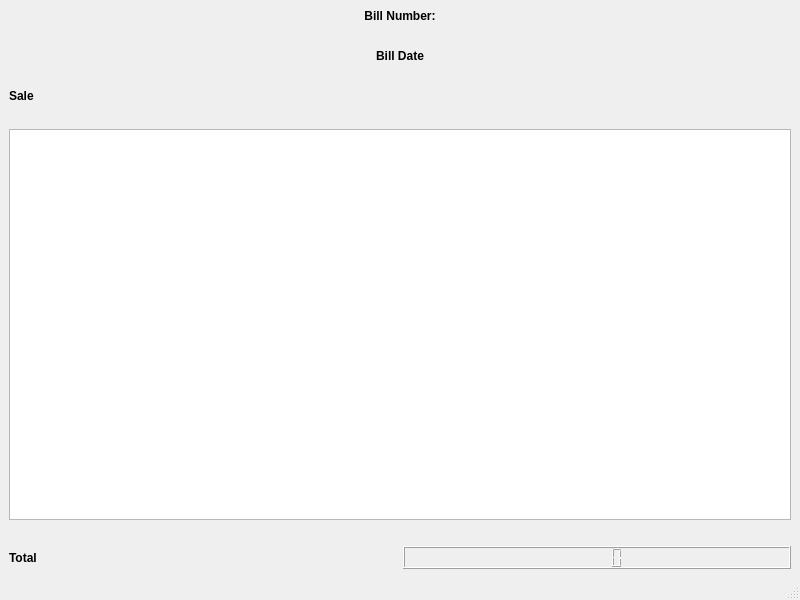
Above: bill/billdetails.ui from Fullstack-Alchemists-SJSU/restaurant-billing-system-qt before the change. Below: the same form after it.
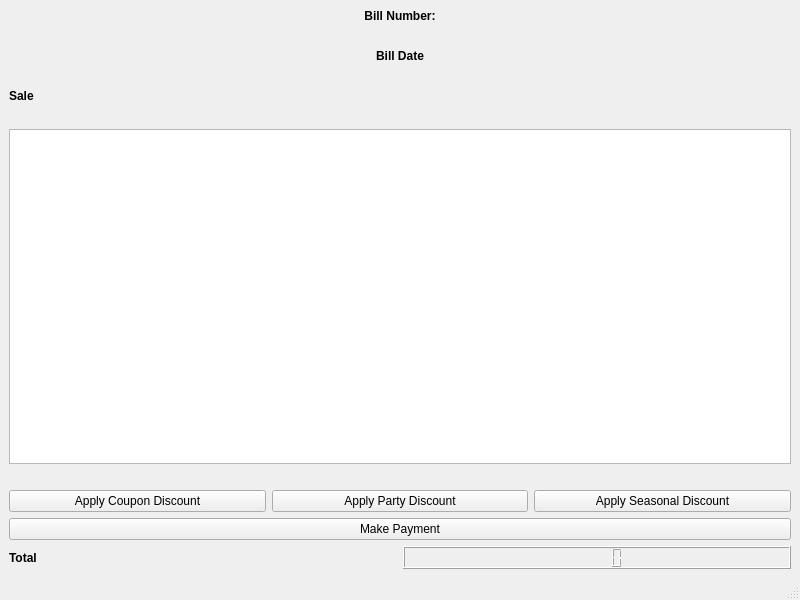
That is the form after the change.

Commit message: Make Payemnt Dialogbox and Discount UI buttons added

```diff
--- a/bill/billdetails.ui
+++ b/bill/billdetails.ui
@@ -124,6 +124,43 @@
       </property>
      </spacer>
     </item>
+
+<item>
+ <layout class="QHBoxLayout" name="horizontalLayoutDiscounts">
+  <item>
+   <widget class="QPushButton" name="btnApplyCoupon">
+    <property name="text">
+     <string>Apply Coupon Discount</string>
+    </property>
+   </widget>
+  </item>
+  <item>
+   <widget class="QPushButton" name="btnApplyParty">
+    <property name="text">
+     <string>Apply Party Discount</string>
+    </property>
+   </widget>
+  </item>
+  <item>
+   <widget class="QPushButton" name="btnApplySeasonal">
+    <property name="text">
+     <string>Apply Seasonal Discount</string>
+    </property>
+   </widget>
+  </item>
+ </layout>
+</item>
+<item>
+ <layout class="QHBoxLayout" name="horizontalLayoutActions">
+  <item>
+   <widget class="QPushButton" name="btnMakePayment">
+    <property name="text">
+     <string>Make Payment</string>
+    </property>
+   </widget>
+  </item>
+ </layout>
+</item>
     <item>
      <layout class="QHBoxLayout" name="horizontalLayout">
       <item>
```
The commit also changes 9 other files.
